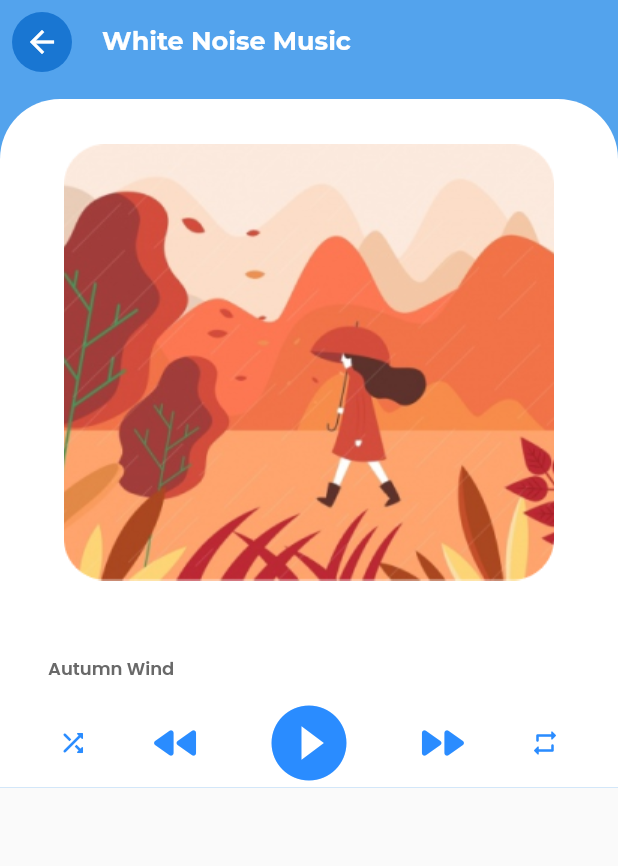
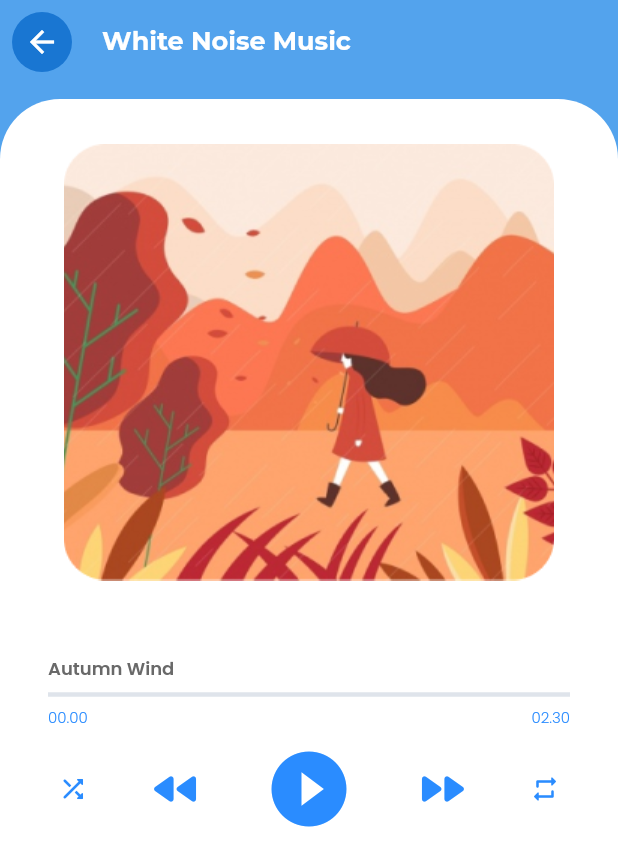
Before and after one commit to sultanfariz/Dicoding-Pemula-Flutter, a Flutter app: the WhiteNoiseScreen screen opened directly, on a phone screen of 412 x 824 dp. Shown: the top 866 px of the screen. Run offline on Flutter 3.47's test engine with Material 2 defaults, Android fonts, the light colour scheme and no system bars; our stand-ins replace flutter_svg.

Commit message:
refactor: player button

```diff
--- /dev/null
+++ b/lib/components/MusicPlayerButton.dart
@@ -0,0 +1,45 @@
+import 'package:flutter/material.dart';
+import 'package:dicoding_pemula_flutter/components/PlayPauseButton.dart';
+import 'package:dicoding_pemula_flutter/constants/Colour.dart';
+
+class MusicPlayerButton extends StatelessWidget {
+  MusicPlayerButton({Key? key}) : super(key: key);
+
+  @override
+  Widget build(BuildContext context) {
+    return Container(
+      child: Column(
+        // mainAxisAlignment: MainAxisAlignment.spaceEvenly,
+        // crossAxisAlignment: CrossAxisAlignment.center,
+        children: [
+          Row(
+            mainAxisAlignment: MainAxisAlignment.spaceEvenly,
+            children: <Widget>[
+              Icon(
+                Icons.shuffle_rounded,
+                color: buttonBlue,
+                size: 20,
+              ),
+              Icon(
+                Icons.fast_rewind_rounded,
+                color: buttonBlue,
+                size: 40,
+              ),
+              PlayPauseButton(),
+              Icon(
+                Icons.fast_forward_rounded,
+                color: buttonBlue,
+                size: 40,
+              ),
+              Icon(
+                Icons.repeat_rounded,
+                color: buttonBlue,
+                size: 20,
+              ),
+            ],
+          )
+        ],
+      ),
+    );
+  }
+}
--- a/lib/constants/Colour.dart
+++ b/lib/constants/Colour.dart
@@ -5,3 +5,4 @@ const bgBlue = Color(0xFF53A3ED);
 const cardBlue = Color(0xFF0284C7);
 const cardGreen = Color(0xFF02C7AF);
 const textGrey = Color(0xFF696969);
+const bgGrey = Color(0xFFDFE4EB);
--- a/lib/main.dart
+++ b/lib/main.dart
@@ -1,5 +1,5 @@
 import 'package:flutter/material.dart';
-import 'package:dicoding_pemula_flutter/views/white_noise_screen.dart';
+import 'package:dicoding_pemula_flutter/components/MusicPlayerButton.dart';
 import 'package:dicoding_pemula_flutter/views/main_screen.dart';
 
 void main() {
@@ -103,7 +103,7 @@ class _MyHomePageState extends State<MyHomePage> {
               '$_counter',
               style: Theme.of(context).textTheme.headline4,
             ),
-            MusicPlayerDetails(),
+            MusicPlayerButton(),
           ],
         ),
       ),
--- a/lib/views/white_noise_screen.dart
+++ b/lib/views/white_noise_screen.dart
@@ -1,5 +1,5 @@
 import 'package:flutter/material.dart';
-import 'package:dicoding_pemula_flutter/components/PlayPauseButton.dart';
+import 'package:dicoding_pemula_flutter/components/MusicPlayerButton.dart';
 import 'package:dicoding_pemula_flutter/constants/Colour.dart';
 
 class WhiteNoiseScreen extends StatelessWidget {
@@ -54,6 +54,7 @@ class WhiteNoiseScreen extends StatelessWidget {
                 ),
                 margin: const EdgeInsets.only(top: 10),
                 child: Container(
+                  padding: const EdgeInsets.only(bottom: 60),
                   child: Column(
                     children: <Widget>[
                       Padding(
@@ -84,6 +85,37 @@ class WhiteNoiseScreen extends StatelessWidget {
                                   ),
                                 ],
                               ),
+                              Divider(
+                                color: bgGrey,
+                                // height: 25,
+                                thickness: 3,
+                                // indent: 5,
+                                // endIndent: 5,
+                              ),
+                              Row(
+                                mainAxisAlignment:
+                                    MainAxisAlignment.spaceBetween,
+                                children: [
+                                  Text(
+                                    '00.00',
+                                    style: TextStyle(
+                                      fontFamily: 'Poppins',
+                                      color: buttonBlue,
+                                      fontWeight: FontWeight.w300,
+                                      fontSize: 10,
+                                    ),
+                                  ),
+                                  Text(
+                                    '02.30',
+                                    style: TextStyle(
+                                      fontFamily: 'Poppins',
+                                      color: buttonBlue,
+                                      fontWeight: FontWeight.w300,
+                                      fontSize: 10,
+                                    ),
+                                  ),
+                                ],
+                              ),
                             ],
                           ),
                         ),
@@ -91,7 +123,7 @@ class WhiteNoiseScreen extends StatelessWidget {
                       // Expanded(
                       //   child: MusicPlayerDetails(),
                       // ),
-                      MusicPlayerDetails(),
+                      MusicPlayerButton(),
                     ],
                   ),
                   // child: Container(
@@ -120,45 +152,3 @@ class WhiteNoiseScreen extends StatelessWidget {
     );
   }
 }
-
-class MusicPlayerDetails extends StatelessWidget {
-  MusicPlayerDetails({Key? key}) : super(key: key);
-
-  @override
-  Widget build(BuildContext context) {
-    return Container(
-      child: Column(
-        // mainAxisAlignment: MainAxisAlignment.spaceEvenly,
-        // crossAxisAlignment: CrossAxisAlignment.center,
-        children: [
-          Row(
-            mainAxisAlignment: MainAxisAlignment.spaceEvenly,
-            children: <Widget>[
-              Icon(
-                Icons.shuffle_rounded,
-                color: buttonBlue,
-                size: 20,
-              ),
-              Icon(
-                Icons.fast_rewind_rounded,
-                color: buttonBlue,
-                size: 40,
-              ),
-              PlayPauseButton(),
-              Icon(
-                Icons.fast_forward_rounded,
-                color: buttonBlue,
-                size: 40,
-              ),
-              Icon(
-                Icons.repeat_rounded,
-                color: buttonBlue,
-                size: 20,
-              ),
-            ],
-          )
-        ],
-      ),
-    );
-  }
-}
```
